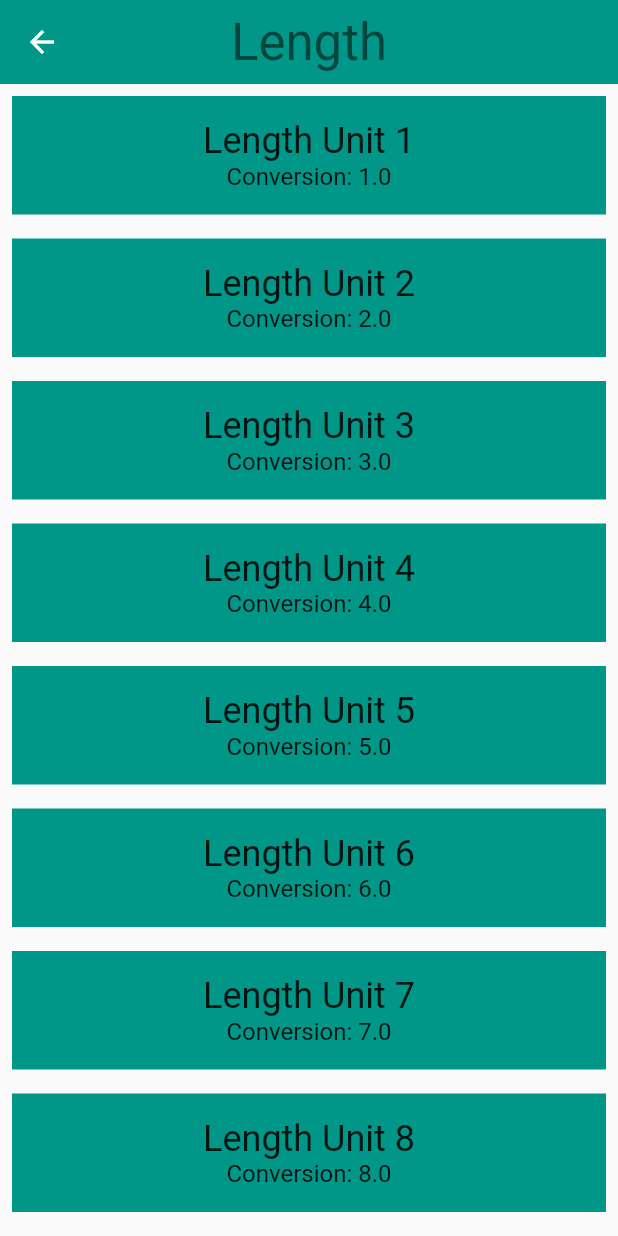
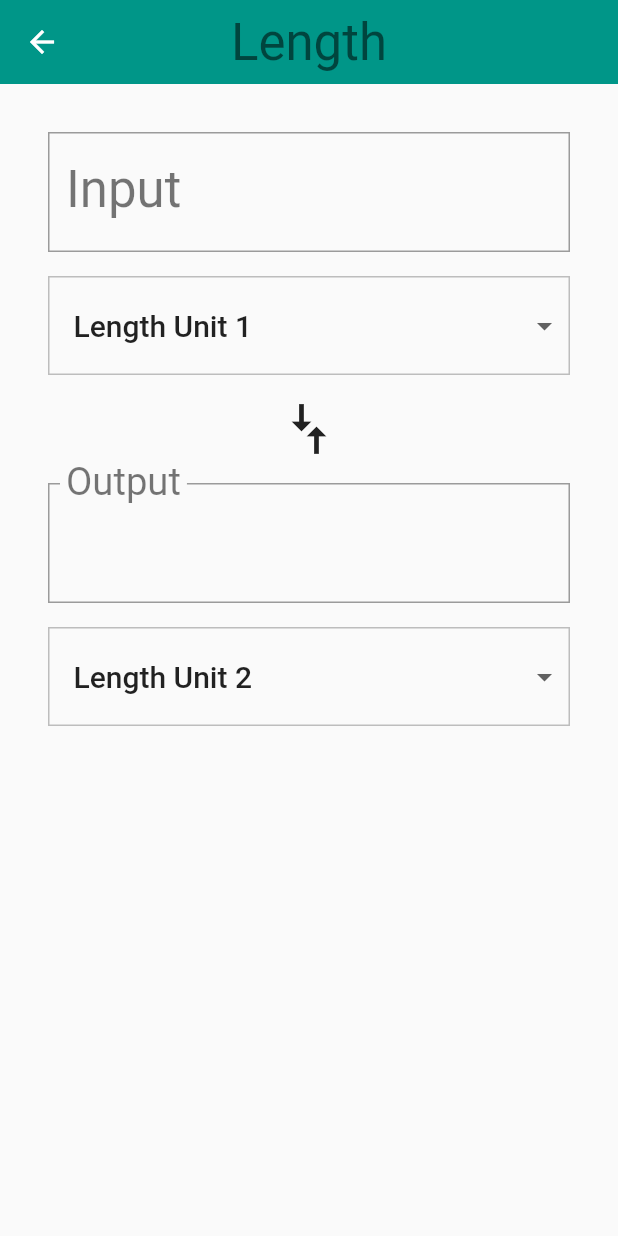
Before and after one commit to AruSeito/flutter_practice, a Flutter app: the screen it shows after launch, after a tap on "Length", on a phone screen of 412 x 824 dp. Run offline on Flutter 3.47's test engine with Material 2 defaults, Android fonts, the phone set to English and light mode, and no system bars.

Commit message:
feat: ✨ 练习：添加input和dropdown

```diff
--- a/lib/components/convert_route.dart
+++ b/lib/components/convert_route.dart
@@ -1,11 +1,18 @@
+import 'package:collection/collection.dart' show IterableExtension;
 import 'package:flutter/material.dart';
 
-import './unit.dart';
+import 'unit.dart';
+
+const _padding = EdgeInsets.all(16.0);
 
 class ConverterRoute extends StatefulWidget {
+  /// Color for this [Category].
   final Color color;
+
+  /// Units for this [Category].
   final List<Unit> units;
 
+  /// This [ConverterRoute] requires the color and units to not be null.
   const ConverterRoute({
     required this.color,
     required this.units,
@@ -17,30 +24,215 @@
 }
 
 class _ConverterRouteState extends State<ConverterRoute> {
+  Unit? _fromValue;
+  Unit? _toValue;
+  double? _inputValue;
+  String _convertedValue = '';
+  List<DropdownMenuItem>? _unitMenuItems;
+  bool _showValidationError = false;
+
+  @override
+  void initState() {
+    super.initState();
+    _createDropdownMenuItems();
+    _setDefaults();
+  }
+
+  /// Creates fresh list of [DropdownMenuItem] widgets, given a list of [Unit]s.
+  void _createDropdownMenuItems() {
+    var newItems = <DropdownMenuItem>[];
+    for (var unit in widget.units) {
+      newItems.add(DropdownMenuItem(
+        value: unit.name,
+        child: Text(
+          unit.name!,
+          softWrap: true,
+        ),
+      ));
+    }
+    setState(() {
+      _unitMenuItems = newItems;
+    });
+  }
+
+  /// Sets the default values for the 'from' and 'to' [Dropdown]s.
+  void _setDefaults() {
+    setState(() {
+      _fromValue = widget.units[0];
+      _toValue = widget.units[1];
+    });
+  }
+
+  /// Clean up conversion; trim trailing zeros, e.g. 5.500 -> 5.5, 10.0 -> 10
+  String _format(double conversion) {
+    var outputNum = conversion.toStringAsPrecision(7);
+    if (outputNum.contains('.') && outputNum.endsWith('0')) {
+      var i = outputNum.length - 1;
+      while (outputNum[i] == '0') {
+        i -= 1;
+      }
+      outputNum = outputNum.substring(0, i + 1);
+    }
+    if (outputNum.endsWith('.')) {
+      return outputNum.substring(0, outputNum.length - 1);
+    }
+    return outputNum;
+  }
+
+  void _updateConversion() {
+    setState(() {
+      _convertedValue = _format(
+          _inputValue! * (_toValue!.conversion! / _fromValue!.conversion!));
+    });
+  }
+
+  void _updateInputValue(String input) {
+    setState(() {
+      if (input.isEmpty) {
+        _convertedValue = '';
+      } else {
+        // Even though we are using the numerical keyboard, we still have to check
+        // for non-numerical input such as '5..0' or '6 -3'
+        try {
+          final inputDouble = double.parse(input);
+          _showValidationError = false;
+          _inputValue = inputDouble;
+          _updateConversion();
+        } on Exception catch (e) {
+          print('Error: $e');
+          _showValidationError = true;
+        }
+      }
+    });
+  }
+
+  Unit? _getUnit(String? unitName) {
+    return widget.units.firstWhereOrNull(
+      (Unit unit) {
+        return unit.name == unitName;
+      },
+    );
+  }
+
+  void _updateFromConversion(dynamic unitName) {
+    setState(() {
+      _fromValue = _getUnit(unitName);
+    });
+    if (_inputValue != null) {
+      _updateConversion();
+    }
+  }
+
+  void _updateToConversion(dynamic unitName) {
+    setState(() {
+      _toValue = _getUnit(unitName);
+    });
+    if (_inputValue != null) {
+      _updateConversion();
+    }
+  }
+
+  Widget _createDropdown(
+      String? currentValue, ValueChanged<dynamic> onChanged) {
+    return Container(
+      margin: const EdgeInsets.only(top: 16.0),
+      decoration: BoxDecoration(
+        // This sets the color of the [DropdownButton] itself
+        color: Colors.grey[50],
+        border: Border.all(
+          color: Colors.grey[400]!,
+          width: 1.0,
+        ),
+      ),
+      padding: const EdgeInsets.symmetric(vertical: 8.0),
+      child: Theme(
+        // This sets the color of the [DropdownMenuItem]
+        data: Theme.of(context).copyWith(
+          canvasColor: Colors.grey[50],
+        ),
+        child: DropdownButtonHideUnderline(
+          child: ButtonTheme(
+            alignedDropdown: true,
+            child: DropdownButton(
+              value: currentValue,
+              items: _unitMenuItems,
+              onChanged: onChanged,
+              style: Theme.of(context).textTheme.headline6,
+            ),
+          ),
+        ),
+      ),
+    );
+  }
+
   @override
   Widget build(BuildContext context) {
-    final unitWidgets = widget.units.map((Unit unit) {
-      return Container(
-        color: widget.color,
-        margin: const EdgeInsets.all(8.0),
-        padding: const EdgeInsets.all(16.0),
-        child: Column(
-          children: <Widget>[
-            Text(
-              unit.name!,
-              style: Theme.of(context).textTheme.headline5,
+    final input = Padding(
+      padding: _padding,
+      child: Column(
+        crossAxisAlignment: CrossAxisAlignment.stretch,
+        children: [
+          TextField(
+            style: Theme.of(context).textTheme.headline4,
+            decoration: InputDecoration(
+              labelStyle: Theme.of(context).textTheme.headline4,
+              errorText: _showValidationError ? 'Invalid number entered' : null,
+              labelText: 'Input',
+              border: OutlineInputBorder(
+                borderRadius: BorderRadius.circular(0.0),
+              ),
             ),
-            Text(
-              'Conversion: ${unit.conversion}',
-              style: Theme.of(context).textTheme.subtitle1,
+            keyboardType: TextInputType.number,
+            onChanged: _updateInputValue,
+          ),
+          _createDropdown(_fromValue!.name, _updateFromConversion),
+        ],
+      ),
+    );
+
+    const arrows = RotatedBox(
+      quarterTurns: 1,
+      child: Icon(
+        Icons.compare_arrows,
+        size: 40.0,
+      ),
+    );
+
+    final output = Padding(
+      padding: _padding,
+      child: Column(
+        crossAxisAlignment: CrossAxisAlignment.stretch,
+        children: [
+          InputDecorator(
+            child: Text(
+              _convertedValue,
+              style: Theme.of(context).textTheme.headline4,
             ),
-          ],
-        ),
-      );
-    }).toList();
+            decoration: InputDecoration(
+              labelText: 'Output',
+              labelStyle: Theme.of(context).textTheme.headline4,
+              border: OutlineInputBorder(
+                borderRadius: BorderRadius.circular(0.0),
+              ),
+            ),
+          ),
+          _createDropdown(_toValue!.name, _updateToConversion),
+        ],
+      ),
+    );
 
-    return ListView(
-      children: unitWidgets,
+    final converter = Column(
+      crossAxisAlignment: CrossAxisAlignment.stretch,
+      children: [
+        input,
+        arrows,
+        output,
+      ],
+    );
+
+    return Padding(
+      padding: _padding,
+      child: converter,
     );
   }
 }
```
